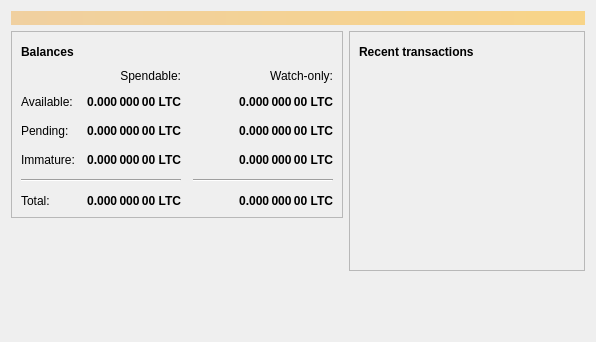
The window that src/qt/forms/overviewpage.ui (dmineglobal/techsnetworkcoin) describes before a commit, drawn with Qt 5.
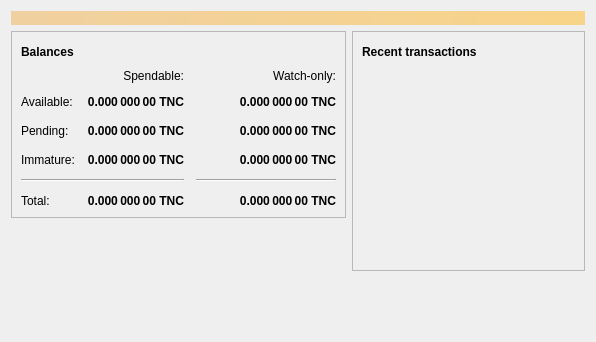
The same window after the commit. Icons and pictures are not drawn.

```diff
--- a/src/qt/forms/overviewpage.ui
+++ b/src/qt/forms/overviewpage.ui
@@ -129,7 +129,7 @@
                <string>Unconfirmed transactions to watch-only addresses</string>
               </property>
               <property name="text">
-               <string notr="true">0.000 000 00 LTC</string>
+               <string notr="true">0.000 000 00 TNC</string>
               </property>
               <property name="alignment">
                <set>Qt::AlignRight|Qt::AlignTrailing|Qt::AlignVCenter</set>
@@ -154,7 +154,7 @@
                <string>Total of transactions that have yet to be confirmed, and do not yet count toward the spendable balance</string>
               </property>
               <property name="text">
-               <string notr="true">0.000 000 00 LTC</string>
+               <string notr="true">0.000 000 00 TNC</string>
               </property>
               <property name="alignment">
                <set>Qt::AlignRight|Qt::AlignTrailing|Qt::AlignVCenter</set>
@@ -179,7 +179,7 @@
                <string>Mined balance in watch-only addresses that has not yet matured</string>
               </property>
               <property name="text">
-               <string notr="true">0.000 000 00 LTC</string>
+               <string notr="true">0.000 000 00 TNC</string>
               </property>
               <property name="alignment">
                <set>Qt::AlignRight|Qt::AlignTrailing|Qt::AlignVCenter</set>
@@ -237,7 +237,7 @@
                <string>Mined balance that has not yet matured</string>
               </property>
               <property name="text">
-               <string notr="true">0.000 000 00 LTC</string>
+               <string notr="true">0.000 000 00 TNC</string>
               </property>
               <property name="alignment">
                <set>Qt::AlignRight|Qt::AlignTrailing|Qt::AlignVCenter</set>
@@ -282,7 +282,7 @@
                <string>Your current total balance</string>
               </property>
               <property name="text">
-               <string notr="true">0.000 000 00 LTC</string>
+               <string notr="true">0.000 000 00 TNC</string>
               </property>
               <property name="alignment">
                <set>Qt::AlignRight|Qt::AlignTrailing|Qt::AlignVCenter</set>
@@ -307,7 +307,7 @@
                <string>Current total balance in watch-only addresses</string>
               </property>
               <property name="text">
-               <string notr="true">0.000 000 00 LTC</string>
+               <string notr="true">0.000 000 00 TNC</string>
               </property>
               <property name="alignment">
                <set>Qt::AlignRight|Qt::AlignTrailing|Qt::AlignVCenter</set>
@@ -349,7 +349,7 @@
                <string>Your current spendable balance</string>
               </property>
               <property name="text">
-               <string notr="true">0.000 000 00 LTC</string>
+               <string notr="true">0.000 000 00 TNC</string>
               </property>
               <property name="alignment">
                <set>Qt::AlignRight|Qt::AlignTrailing|Qt::AlignVCenter</set>
@@ -374,7 +374,7 @@
                <string>Your current balance in watch-only addresses</string>
               </property>
               <property name="text">
-               <string notr="true">0.000 000 00 LTC</string>
+               <string notr="true">0.000 000 00 TNC</string>
               </property>
               <property name="alignment">
                <set>Qt::AlignRight|Qt::AlignTrailing|Qt::AlignVCenter</set>
```
Left out of the diff: 4 changed lines with no effect on the pictures.
